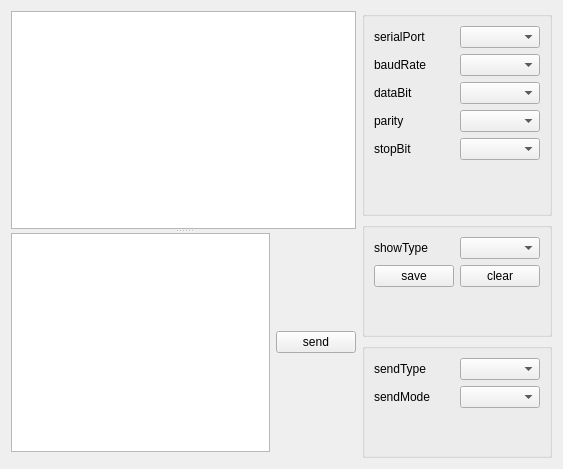
First picture: the form in serialwindow.ui, repository aiwang23/serialPortTools, before the edit.
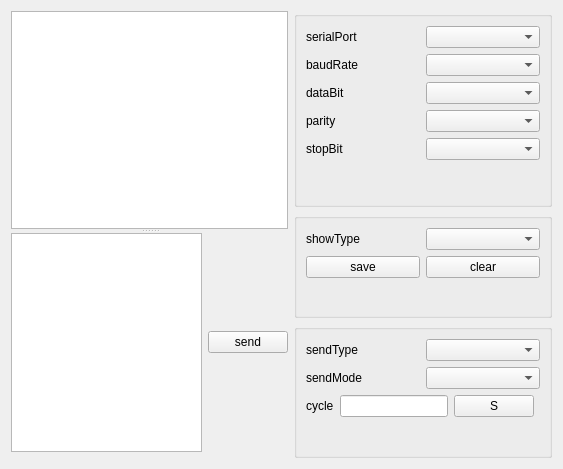
Second picture: the form after the edit. Custom widgets are drawn as their Qt base class.

Patch:
```diff
--- a/serialwindow.ui
+++ b/serialwindow.ui
@@ -223,6 +223,30 @@
         </item>
        </layout>
       </item>
+      <item>
+       <layout class="QHBoxLayout" name="horizontalLayout_9">
+        <item>
+         <widget class="ElaText" name="label_auto_mode_cycle">
+          <property name="text">
+           <string>cycle</string>
+          </property>
+         </widget>
+        </item>
+        <item>
+         <widget class="ElaLineEdit" name="lineEdit_auto_mode"/>
+        </item>
+        <item>
+         <widget class="ElaPushButton" name="pushButton_auto_mode_sec">
+          <property name="text">
+           <string>S</string>
+          </property>
+         </widget>
+        </item>
+        <item>
+         <widget class="ElaToggleSwitch" name="toggleswitch_auto_mode" native="true"/>
+        </item>
+       </layout>
+      </item>
       <item>
        <spacer name="verticalSpacer">
         <property name="orientation">
@@ -279,6 +303,17 @@
    <header location="global">cmdwidget.h</header>
    <container>1</container>
   </customwidget>
+  <customwidget>
+   <class>ElaToggleSwitch</class>
+   <extends>QWidget</extends>
+   <header location="global">ElaToggleSwitch.h</header>
+   <container>1</container>
+  </customwidget>
+  <customwidget>
+   <class>ElaLineEdit</class>
+   <extends>QLineEdit</extends>
+   <header location="global">ElaLineEdit.h</header>
+  </customwidget>
  </customwidgets>
  <resources/>
  <connections/>
```
